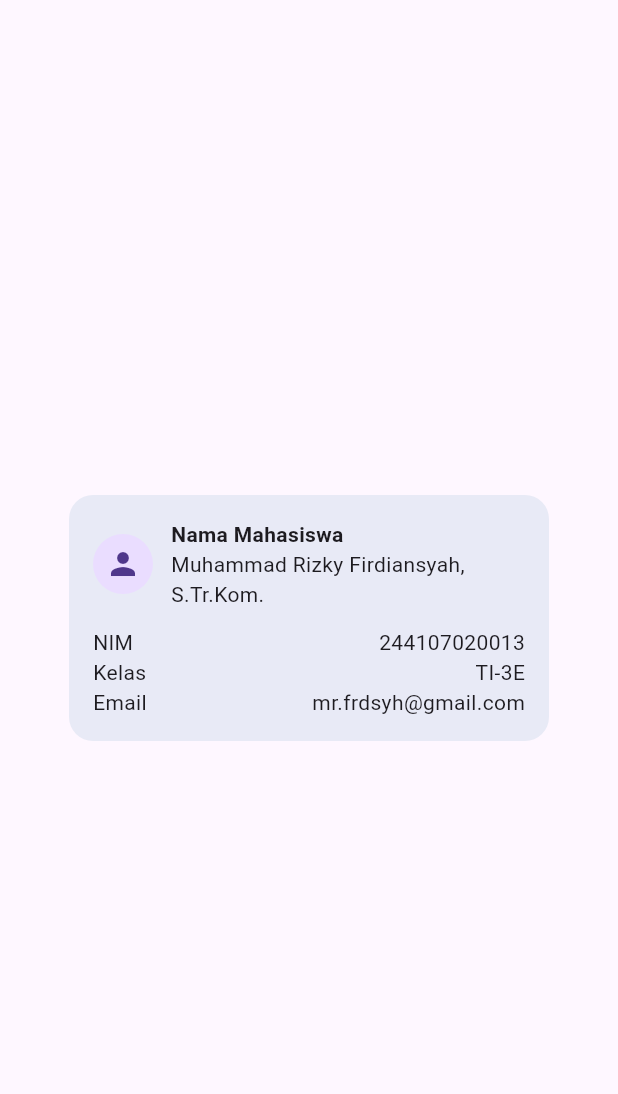
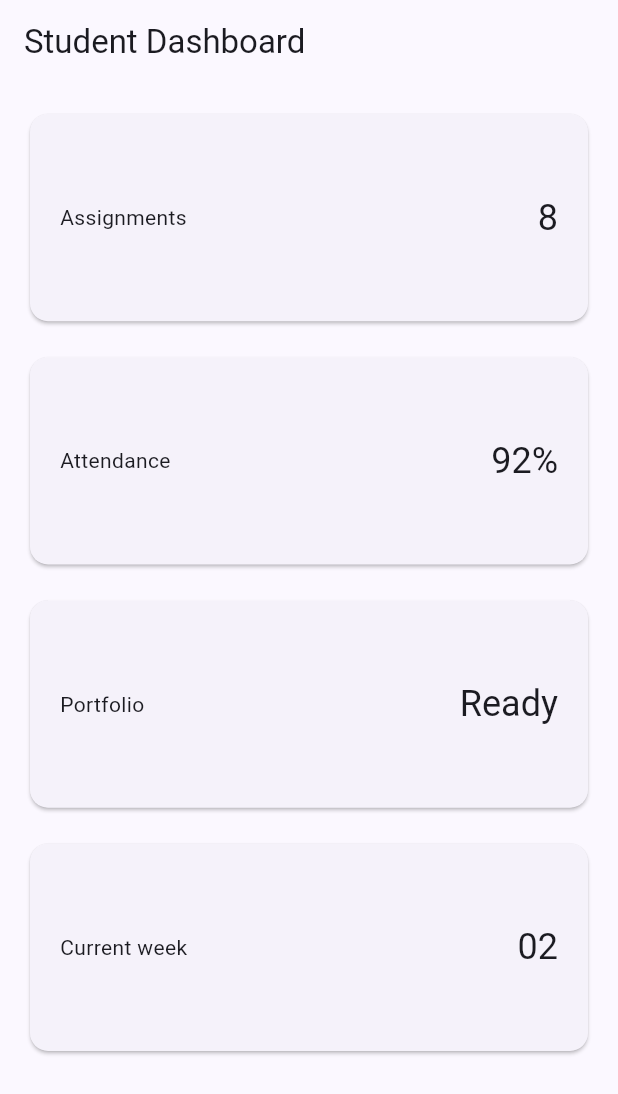
Before and after one commit to RizkyFirdiansyah/244107020013-mobile-course, a Flutter app: the screen it shows after launch, on a phone screen of 412 x 824 dp. Shown: the top 1094 px of the screen. Run offline on Flutter 3.47's test engine with Material 3 defaults, Android fonts, the phone set to English and light mode, and no system bars.

Commit message:
feat: dashboard responsif

```diff
--- a/02-week-2-declarative-ui-responsive-design/lib/main.dart
+++ b/02-week-2-declarative-ui-responsive-design/lib/main.dart
@@ -1,73 +1,144 @@
 import 'package:flutter/material.dart';
 
-void main() => runApp(const ProfileApp());
+void main() => runApp(const DashboardApp());
 
-class ProfileApp extends StatelessWidget {
-  const ProfileApp({super.key});
+class DashboardApp extends StatelessWidget {
+  const DashboardApp({super.key});
 
   @override
   Widget build(BuildContext context) {
-    return const MaterialApp(
+    return MaterialApp(
       debugShowCheckedModeBanner: false,
-      home: Scaffold(body: Center(child: ProfileCard())),
+      theme: ThemeData(useMaterial3: true, colorSchemeSeed: Colors.indigo),
+      darkTheme: ThemeData(
+        useMaterial3: true,
+        brightness: Brightness.dark,
+        colorSchemeSeed: Colors.indigo,
+      ),
+      themeMode: ThemeMode.system,
+      home: const DashboardPage(),
     );
   }
 }
 
-class ProfileCard extends StatelessWidget {
-  const ProfileCard({super.key});
+class DashboardPage extends StatelessWidget {
+  const DashboardPage({super.key});
 
   @override
   Widget build(BuildContext context) {
-    return Container(
-      width: 320,
-      padding: const EdgeInsets.all(16),
-      decoration: BoxDecoration(
-        color: Colors.indigo.shade50,
-        borderRadius: BorderRadius.circular(16),
-      ),
-      child: Column(
-        mainAxisSize: MainAxisSize.min,
-        children: [
-          Row(
-            children: [
-              const CircleAvatar(child: Icon(Icons.person)),
-              const SizedBox(width: 12),
-              Expanded(
-                child: Column(
-                  crossAxisAlignment: CrossAxisAlignment.start,
-                  children: const [
-                    Text(
-                      'Nama Mahasiswa',
-                      style: TextStyle(fontWeight: FontWeight.bold),
-                    ),
-                    Text('Muhammad Rizky Firdiansyah, S.Tr.Kom.'),
-                  ],
-                ),
-              ),
+    return Scaffold(
+      appBar: AppBar(title: const Text('Student Dashboard')),
+      body: LayoutBuilder(
+        builder: (context, constraints) {
+          final columns = constraints.maxWidth >= 700 ? 2 : 1;
+          return GridView.count(
+            padding: const EdgeInsets.all(16),
+            crossAxisCount: columns,
+            crossAxisSpacing: 16,
+            mainAxisSpacing: 16,
+            childAspectRatio: 2.6,
+            children: const [
+              DashboardCard(title: 'Assignments', value: '8'),
+              DashboardCard(title: 'Attendance', value: '92%'),
+              DashboardCard(title: 'Portfolio', value: 'Ready'),
+              DashboardCard(title: 'Current week', value: '02'),
             ],
-          ),
-          const SizedBox(height: 12),
-          const Row(
-            children: [
-              Expanded(child: Text('NIM')),
-              Text('244107020013'),
-            ],
-          ),
-          const Row(
-            children: [
-              Expanded(child: Text('Kelas')),
-              Text('TI-3E'),
-            ],
-          ),
-          const Row(
-            children: [
-              Expanded(child: Text('Email')),
-              Text('mr.frdsyh@gmail.com'),
-            ],
-          ),
-        ],
+          );
+        },
       ),
     );
   }
 }
+
+class DashboardCard extends StatelessWidget {
+  const DashboardCard({required this.title, required this.value, super.key});
+  final String title;
+  final String value;
+
+  @override
+  Widget build(BuildContext context) {
+    return Card(
+      child: Padding(
+        padding: const EdgeInsets.all(20),
+        child: Row(
+          children: [
+            Expanded(child: Text(title)),
+            Text(value, style: Theme.of(context).textTheme.headlineSmall),
+          ],
+        ),
+      ),
+    );
+  }
+}
+
+// void main() => runApp(const ProfileApp());
+
+// class ProfileApp extends StatelessWidget {
+//   const ProfileApp({super.key});
+
+//   @override
+//   Widget build(BuildContext context) {
+//     return const MaterialApp(
+//       debugShowCheckedModeBanner: false,
+//       home: Scaffold(body: Center(child: ProfileCard())),
+//     );
+//   }
+// }
+
+// class ProfileCard extends StatelessWidget {
+//   const ProfileCard({super.key});
+
+//   @override
+//   Widget build(BuildContext context) {
+//     return Container(
+//       width: 320,
+//       padding: const EdgeInsets.all(16),
+//       decoration: BoxDecoration(
+//         color: Colors.indigo.shade50,
+//         borderRadius: BorderRadius.circular(16),
+//       ),
+//       child: Column(
+//         mainAxisSize: MainAxisSize.min,
+//         children: [
+//           Row(
+//             children: [
+//               const CircleAvatar(child: Icon(Icons.person)),
+//               const SizedBox(width: 12),
+//               Expanded(
+//                 child: Column(
+//                   crossAxisAlignment: CrossAxisAlignment.start,
+//                   children: const [
+//                     Text(
+//                       'Nama Mahasiswa',
+//                       style: TextStyle(fontWeight: FontWeight.bold),
+//                     ),
+//                     Text('Muhammad Rizky Firdiansyah, S.Tr.Kom.'),
+//                   ],
+//                 ),
+//               ),
+//             ],
+//           ),
+//           const SizedBox(height: 12),
+//           const Row(
+//             children: [
+//               Expanded(child: Text('NIM')),
+//               Text('244107020013'),
+//             ],
+//           ),
+//           const Row(
+//             children: [
+//               Expanded(child: Text('Kelas')),
+//               Text('TI-3E'),
+//             ],
+//           ),
+//           const Row(
+//             children: [
+//               Expanded(child: Text('Email')),
+//               Text('mr.frdsyh@gmail.com'),
+//             ],
+//           ),
+//         ],
+//       ),
+//     );
+//   }
+// }
```
